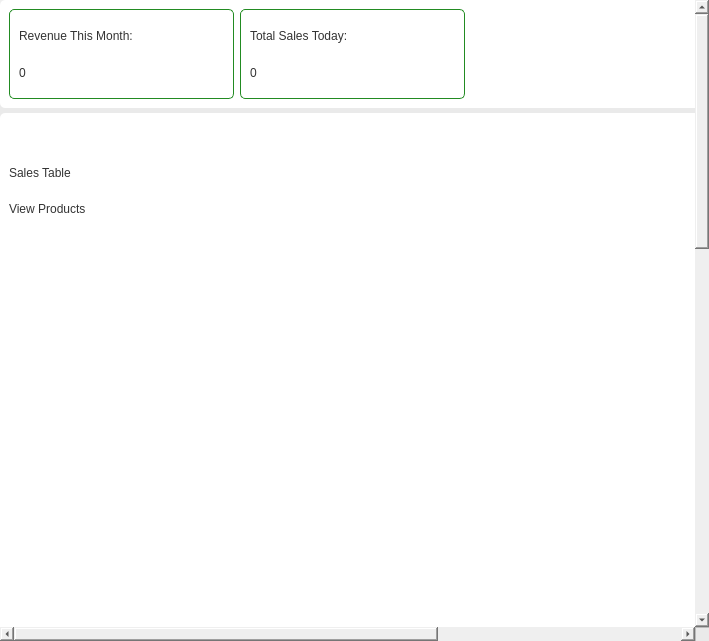
Kazu0210/Inventory-System, file app/src/ui/NEW/sales_report_page.ui: the form before one commit.
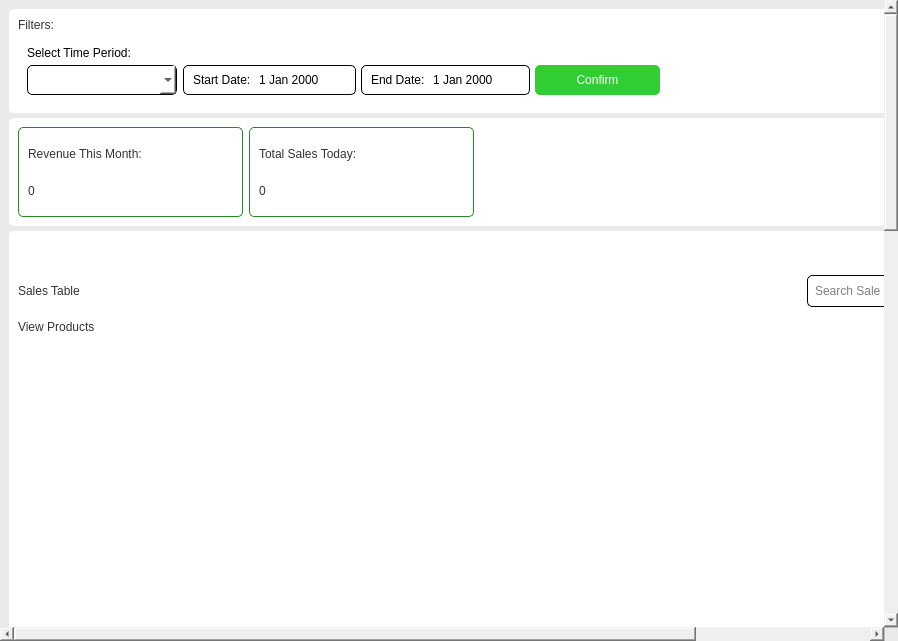
The form after the commit. Icons and pictures are not drawn.

Commit message: done sales report page

```diff
--- a/app/src/ui/NEW/sales_report_page.ui
+++ b/app/src/ui/NEW/sales_report_page.ui
@@ -6,7 +6,7 @@
    <rect>
     <x>0</x>
     <y>0</y>
-    <width>709</width>
+    <width>898</width>
     <height>641</height>
    </rect>
   </property>
@@ -91,10 +91,10 @@
      <widget class="QWidget" name="scrollAreaWidgetContents">
       <property name="geometry">
        <rect>
-        <x>0</x>
+        <x>-228</x>
         <y>0</y>
-        <width>1091</width>
-        <height>1598</height>
+        <width>1109</width>
+        <height>1741</height>
        </rect>
       </property>
       <layout class="QVBoxLayout" name="verticalLayout_3">
@@ -102,17 +102,300 @@
         <number>5</number>
        </property>
        <property name="leftMargin">
-        <number>0</number>
+        <number>9</number>
        </property>
        <property name="topMargin">
-        <number>0</number>
+        <number>9</number>
        </property>
        <property name="rightMargin">
-        <number>0</number>
+        <number>9</number>
        </property>
        <property name="bottomMargin">
-        <number>0</number>
+        <number>9</number>
        </property>
+       <item>
+        <widget class="QFrame" name="frame_13">
+         <property name="styleSheet">
+          <string notr="true">#frame_13{
+background-color: #fff;
+border-radius: 5px;
+}
+*{
+background-color: transparent;
+}</string>
+         </property>
+         <property name="frameShape">
+          <enum>QFrame::StyledPanel</enum>
+         </property>
+         <property name="frameShadow">
+          <enum>QFrame::Raised</enum>
+         </property>
+         <layout class="QVBoxLayout" name="verticalLayout_9">
+          <property name="spacing">
+           <number>5</number>
+          </property>
+          <property name="leftMargin">
+           <number>9</number>
+          </property>
+          <property name="topMargin">
+           <number>9</number>
+          </property>
+          <property name="rightMargin">
+           <number>9</number>
+          </property>
+          <property name="bottomMargin">
+           <number>9</number>
+          </property>
+          <item>
+           <widget class="QLabel" name="label_6">
+            <property name="styleSheet">
+             <string notr="true">font: 63 12pt &quot;Noto Sans SemiBold&quot;;
+color: #333333;</string>
+            </property>
+            <property name="text">
+             <string>Filters:</string>
+            </property>
+           </widget>
+          </item>
+          <item>
+           <widget class="QFrame" name="frame_18">
+            <property name="frameShape">
+             <enum>QFrame::StyledPanel</enum>
+            </property>
+            <property name="frameShadow">
+             <enum>QFrame::Raised</enum>
+            </property>
+            <layout class="QHBoxLayout" name="horizontalLayout_10">
+             <item>
+              <widget class="QFrame" name="frame_17">
+               <property name="frameShape">
+                <enum>QFrame::StyledPanel</enum>
+               </property>
+               <property name="frameShadow">
+                <enum>QFrame::Raised</enum>
+               </property>
+               <layout class="QVBoxLayout" name="verticalLayout_7">
+                <property name="spacing">
+                 <number>5</number>
+                </property>
+                <property name="leftMargin">
+                 <number>0</number>
+                </property>
+                <property name="topMargin">
+                 <number>0</number>
+                </property>
+                <property name="rightMargin">
+                 <number>0</number>
+                </property>
+                <property name="bottomMargin">
+                 <number>0</number>
+                </property>
+                <item>
+                 <widget class="QLabel" name="label_7">
+                  <property name="text">
+                   <string>Select Time Period:</string>
+                  </property>
+                 </widget>
+                </item>
+                <item>
+                 <widget class="QComboBox" name="time_period_comboBox">
+                  <property name="minimumSize">
+                   <size>
+                    <width>150</width>
+                    <height>30</height>
+                   </size>
+                  </property>
+                  <property name="maximumSize">
+                   <size>
+                    <width>150</width>
+                    <height>30</height>
+                   </size>
+                  </property>
+                  <property name="styleSheet">
+                   <string notr="true">#time_period_comboBox{
+border: 1px solid black;
+border-radius: 5px;
+background-color: white;
+}</string>
+                  </property>
+                 </widget>
+                </item>
+               </layout>
+              </widget>
+             </item>
+             <item alignment="Qt::AlignBottom">
+              <widget class="QFrame" name="custom_time_period_frame">
+               <property name="minimumSize">
+                <size>
+                 <width>0</width>
+                 <height>30</height>
+                </size>
+               </property>
+               <property name="maximumSize">
+                <size>
+                 <width>16777215</width>
+                 <height>30</height>
+                </size>
+               </property>
+               <property name="frameShape">
+                <enum>QFrame::StyledPanel</enum>
+               </property>
+               <property name="frameShadow">
+                <enum>QFrame::Raised</enum>
+               </property>
+               <layout class="QHBoxLayout" name="horizontalLayout_13">
+                <property name="spacing">
+                 <number>5</number>
+                </property>
+                <property name="leftMargin">
+                 <number>0</number>
+                </property>
+                <property name="topMargin">
+                 <number>0</number>
+                </property>
+                <property name="rightMargin">
+                 <number>5</number>
+                </property>
+                <property name="bottomMargin">
+                 <number>0</number>
+                </property>
+                <item>
+                 <widget class="QFrame" name="frame_20">
+                  <property name="maximumSize">
+                   <size>
+                    <width>16777215</width>
+                    <height>30</height>
+                   </size>
+                  </property>
+                  <property name="styleSheet">
+                   <string notr="true">#frame_20{
+border: 1px solid black;
+border-radius: 5px;
+}
+*{
+background-color: transparent;
+}</string>
+                  </property>
+                  <property name="frameShape">
+                   <enum>QFrame::StyledPanel</enum>
+                  </property>
+                  <property name="frameShadow">
+                   <enum>QFrame::Raised</enum>
+                  </property>
+                  <layout class="QHBoxLayout" name="horizontalLayout_14">
+                   <property name="topMargin">
+                    <number>0</number>
+                   </property>
+                   <property name="bottomMargin">
+                    <number>0</number>
+                   </property>
+                   <item>
+                    <widget class="QLabel" name="label_9">
+                     <property name="text">
+                      <string>Start Date:</string>
+                     </property>
+                    </widget>
+                   </item>
+                   <item alignment="Qt::AlignRight">
+                    <widget class="QDateEdit" name="start_date_dateEdit"/>
+                   </item>
+                  </layout>
+                 </widget>
+                </item>
+                <item>
+                 <widget class="QFrame" name="frame_21">
+                  <property name="maximumSize">
+                   <size>
+                    <width>16777215</width>
+                    <height>30</height>
+                   </size>
+                  </property>
+                  <property name="styleSheet">
+                   <string notr="true">#frame_21{
+border: 1px solid black;
+border-radius: 5px;
+}
+*{
+background-color: transparent;
+}</string>
+                  </property>
+                  <property name="frameShape">
+                   <enum>QFrame::StyledPanel</enum>
+                  </property>
+                  <property name="frameShadow">
+                   <enum>QFrame::Raised</enum>
+                  </property>
+                  <layout class="QHBoxLayout" name="horizontalLayout_15">
+                   <property name="topMargin">
+                    <number>0</number>
+                   </property>
+                   <property name="bottomMargin">
+                    <number>0</number>
+                   </property>
+                   <item>
+                    <widget class="QLabel" name="label_10">
+                     <property name="text">
+                      <string>End Date:</string>
+                     </property>
+                    </widget>
+                   </item>
+                   <item>
+                    <widget class="QDateEdit" name="end_date_dateEdit"/>
+                   </item>
+                  </layout>
+                 </widget>
+                </item>
+                <item>
+                 <widget class="QPushButton" name="confirm_date_pushButton">
+                  <property name="minimumSize">
+                   <size>
+                    <width>125</width>
+                    <height>30</height>
+                   </size>
+                  </property>
+                  <property name="maximumSize">
+                   <size>
+                    <width>125</width>
+                    <height>30</height>
+                   </size>
+                  </property>
+                  <property name="cursor">
+                   <cursorShape>PointingHandCursor</cursorShape>
+                  </property>
+                  <property name="styleSheet">
+                   <string notr="true">background-color: #32CD32;
+font: 87 10pt &quot;Noto Sans Black&quot;;
+color: #fff;
+border: none;
+border-radius: 5px;</string>
+                  </property>
+                  <property name="text">
+                   <string>Confirm</string>
+                  </property>
+                 </widget>
+                </item>
+               </layout>
+              </widget>
+             </item>
+             <item>
+              <spacer name="horizontalSpacer_4">
+               <property name="orientation">
+                <enum>Qt::Horizontal</enum>
+               </property>
+               <property name="sizeHint" stdset="0">
+                <size>
+                 <width>40</width>
+                 <height>20</height>
+                </size>
+               </property>
+              </spacer>
+             </item>
+            </layout>
+           </widget>
+          </item>
+         </layout>
+        </widget>
+       </item>
        <item>
         <widget class="QFrame" name="frame_4">
          <property name="styleSheet">
```
The commit also changes 14 other files.
